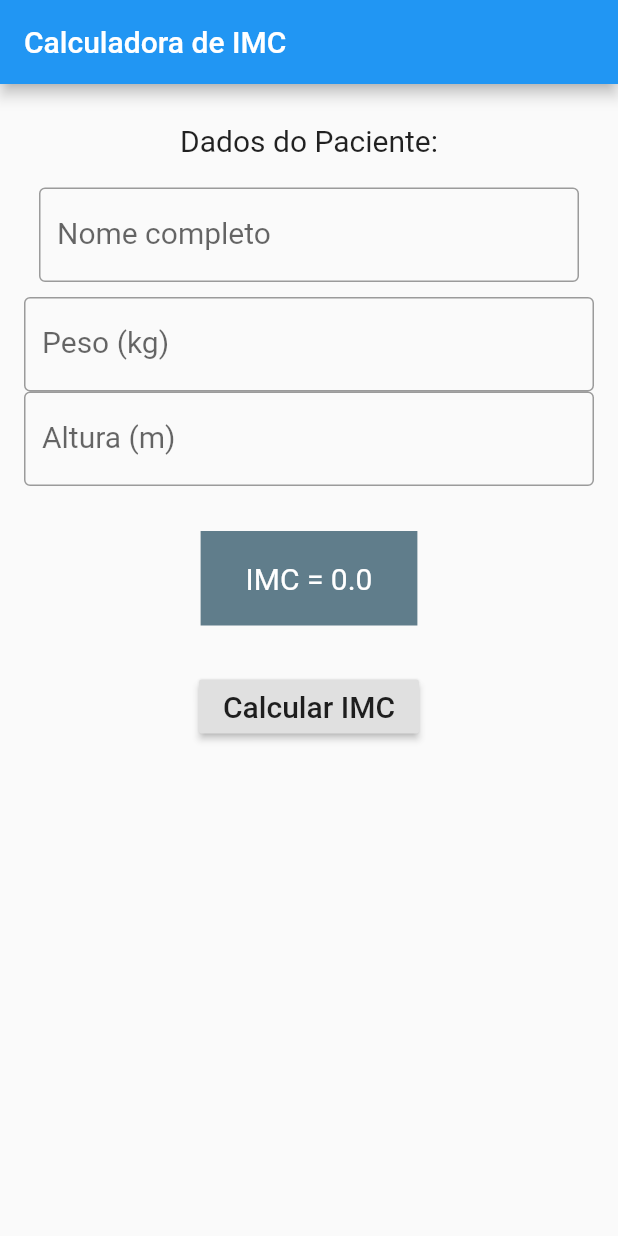
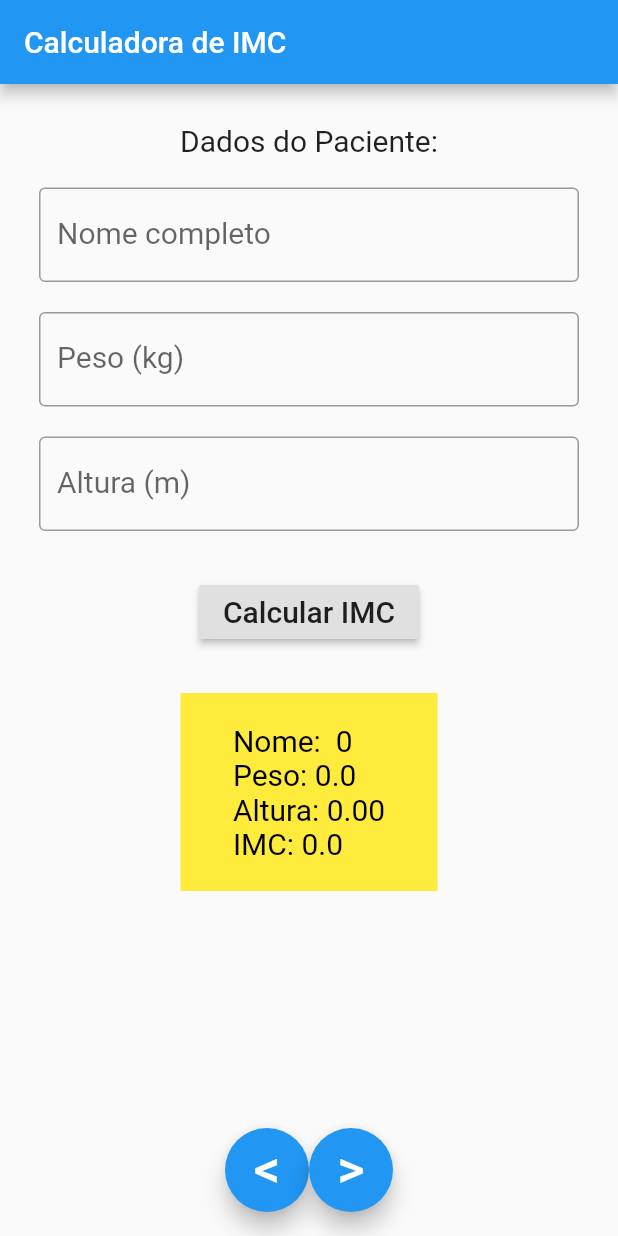
Before and after one commit to eduardo-ono/Desenvolvimento-Mobile, a Flutter app: the screen it shows after launch, on a phone screen of 412 x 824 dp. Run offline on Flutter 3.47's test engine with Material 2 defaults, Android fonts, the phone set to English and light mode, and no system bars.

Commit message:
aulas/ atualizado

```diff
--- a/aulas/aula_04/lib/main.dart
+++ b/aulas/aula_04/lib/main.dart
@@ -98,10 +98,15 @@ class _MyHomePageState extends State<MyHomePage> {
                   // hintText: "Nome do paciente",
                 ),
                 style: TextStyle(fontSize: _fontSize),
+                onChanged: (text) {
+                  _nome = text;
+                },
               ),
             ),
             // --- Peso do Paciente ---
-            TextField(
+            Padding(
+              padding: EdgeInsets.all(10),
+              child: TextField(
                 keyboardType: TextInputType.number,
                 decoration: InputDecoration(
                   border: OutlineInputBorder(),
@@ -113,8 +118,11 @@ class _MyHomePageState extends State<MyHomePage> {
                   _peso = double.parse(text);
                 },
               ),
+            ),
             // --- Altura do Paciente ---
-            TextField(
+            Padding(
+              padding: EdgeInsets.fromLTRB(10, 10, 10, 30),
+              child: TextField(
                 keyboardType: TextInputType.number,
                 decoration: InputDecoration(
                   border: OutlineInputBorder(),
@@ -126,29 +134,52 @@ class _MyHomePageState extends State<MyHomePage> {
                   _altura = double.parse(text);
                 },
               ),
-            // IMC
-            Container(
-              margin: EdgeInsets.fromLTRB(0, 30, 0, 30),
-              padding: EdgeInsets.fromLTRB(30, 20, 30, 20),
-              color: Colors.blueGrey,
-              child: Text(
-                "IMC = ${_imc.toStringAsFixed(1)}",
-                style: TextStyle(
-                  color: Colors.white,
-                  fontSize: _fontSize,
             ),
-              ),
-            ),
+            // Saída
             RaisedButton(
               child: Text(
                 "Calcular IMC",
                 style: TextStyle(fontSize: _fontSize),
               ),
               onPressed: _calcularIMC,
-            )
+            ),
+            Container(
+              margin: EdgeInsets.fromLTRB(0, 30, 0, 30),
+              padding: EdgeInsets.fromLTRB(30, 20, 30, 20),
+              color: Colors.yellow,
+              child: Text(
+                " Nome: $_nome ${lista.length} \n Peso: ${_peso.toStringAsFixed(1)} \n Altura: ${_altura.toStringAsFixed(2)} \n IMC: ${_imc.toStringAsFixed(1)}",
+                style: TextStyle(
+                  color: Colors.black,
+                  fontSize: _fontSize,
+                ),
+              ),
+            ),
           ],
         ),
       ),
+      floatingActionButton: Row(
+        mainAxisAlignment: MainAxisAlignment.center,
+        children: <Widget>[
+          new FloatingActionButton(
+            onPressed: null,
+            tooltip: 'Increment',
+            child: Text(
+              '<',
+              style: TextStyle(fontSize: 35),
+            ),
+          ),
+          new FloatingActionButton(
+            onPressed: null,
+            tooltip: 'Increment',
+            child: Text(
+              '>',
+              style: TextStyle(fontSize: 35),
+            ),
+          ),
+        ],
+      ),
+      floatingActionButtonLocation: FloatingActionButtonLocation.centerFloat,
     );
   }
 }
```
Lines whose indentation alone changed are shown as unchanged.
